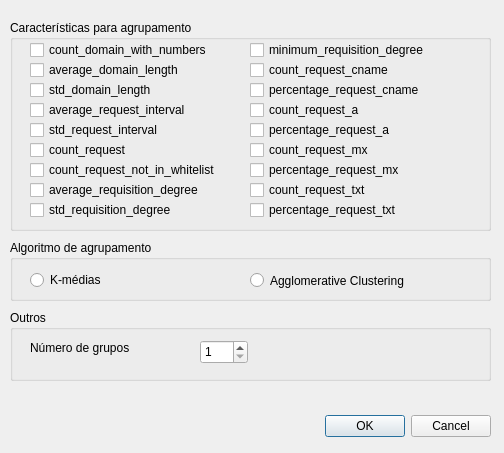
Old version of the form pfc_botnets_qt/configdialog.ui in the repository yguimaraes/pfc_botnets.
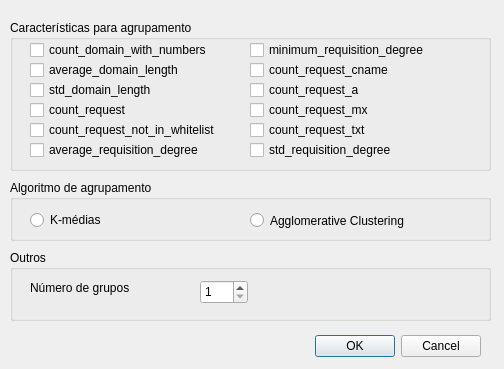
New version of the form.

```diff
--- a/pfc_botnets_qt/configdialog.ui
+++ b/pfc_botnets_qt/configdialog.ui
@@ -7,7 +7,7 @@
     <x>0</x>
     <y>0</y>
     <width>504</width>
-    <height>453</height>
+    <height>369</height>
    </rect>
   </property>
   <property name="windowTitle">
@@ -16,8 +16,8 @@
   <widget class="QDialogButtonBox" name="buttonBox">
    <property name="geometry">
     <rect>
-     <x>150</x>
-     <y>410</y>
+     <x>140</x>
+     <y>330</y>
      <width>341</width>
      <height>32</height>
     </rect>
@@ -33,7 +33,7 @@
    <property name="geometry">
     <rect>
      <x>10</x>
-     <y>240</y>
+     <y>180</y>
      <width>481</width>
      <height>61</height>
     </rect>
@@ -74,7 +74,7 @@
      <x>10</x>
      <y>20</y>
      <width>481</width>
-     <height>211</height>
+     <height>151</height>
     </rect>
    </property>
    <property name="title">
@@ -97,7 +97,7 @@
     <property name="geometry">
      <rect>
       <x>20</x>
-      <y>160</y>
+      <y>120</y>
       <width>221</width>
       <height>20</height>
      </rect>
@@ -106,19 +106,6 @@
      <string>average_requisition_degree</string>
     </property>
    </widget>
-   <widget class="QCheckBox" name="percentage_request_txt">
-    <property name="geometry">
-     <rect>
-      <x>240</x>
-      <y>180</y>
-      <width>221</width>
-      <height>20</height>
-     </rect>
-    </property>
-    <property name="text">
-     <string>percentage_request_txt</string>
-    </property>
-   </widget>
    <widget class="QCheckBox" name="count_domain_with_numbers">
     <property name="geometry">
      <rect>
@@ -149,7 +136,7 @@
     <property name="geometry">
      <rect>
       <x>240</x>
-      <y>80</y>
+      <y>60</y>
       <width>221</width>
       <height>20</height>
      </rect>
@@ -162,7 +149,7 @@
     <property name="geometry">
      <rect>
       <x>240</x>
-      <y>160</y>
+      <y>100</y>
       <width>221</width>
       <height>20</height>
      </rect>
@@ -175,7 +162,7 @@
     <property name="geometry">
      <rect>
       <x>20</x>
-      <y>120</y>
+      <y>80</y>
       <width>221</width>
       <height>20</height>
      </rect>
@@ -184,19 +171,6 @@
      <string>count_request</string>
     </property>
    </widget>
-   <widget class="QCheckBox" name="std_request_interval">
-    <property name="geometry">
-     <rect>
-      <x>20</x>
-      <y>100</y>
-      <width>221</width>
-      <height>20</height>
-     </rect>
-    </property>
-    <property name="text">
-     <string>std_request_interval</string>
-    </property>
-   </widget>
    <widget class="QCheckBox" name="std_domain_length">
     <property name="geometry">
      <rect>
@@ -210,37 +184,11 @@
      <string>std_domain_length</string>
     </property>
    </widget>
-   <widget class="QCheckBox" name="percentage_request_a">
-    <property name="geometry">
-     <rect>
-      <x>240</x>
-      <y>100</y>
-      <width>221</width>
-      <height>20</height>
-     </rect>
-    </property>
-    <property name="text">
-     <string>percentage_request_a</string>
-    </property>
-   </widget>
-   <widget class="QCheckBox" name="percentage_request_cname">
-    <property name="geometry">
-     <rect>
-      <x>240</x>
-      <y>60</y>
-      <width>221</width>
-      <height>20</height>
-     </rect>
-    </property>
-    <property name="text">
-     <string>percentage_request_cname</string>
-    </property>
-   </widget>
    <widget class="QCheckBox" name="count_request_not_in_whitelist">
     <property name="geometry">
      <rect>
       <x>20</x>
-      <y>140</y>
+      <y>100</y>
       <width>221</width>
       <height>20</height>
      </rect>
@@ -253,7 +201,7 @@
     <property name="geometry">
      <rect>
       <x>240</x>
-      <y>120</y>
+      <y>80</y>
       <width>221</width>
       <height>20</height>
      </rect>
@@ -262,19 +210,6 @@
      <string>count_request_mx</string>
     </property>
    </widget>
-   <widget class="QCheckBox" name="average_request_interval">
-    <property name="geometry">
-     <rect>
-      <x>20</x>
-      <y>80</y>
-      <width>221</width>
-      <height>20</height>
-     </rect>
-    </property>
-    <property name="text">
-     <string>average_request_interval</string>
-    </property>
-   </widget>
    <widget class="QCheckBox" name="average_domain_length">
     <property name="geometry">
      <rect>
@@ -288,24 +223,11 @@
      <string>average_domain_length</string>
     </property>
    </widget>
-   <widget class="QCheckBox" name="percentage_request_mx">
-    <property name="geometry">
-     <rect>
-      <x>240</x>
-      <y>140</y>
-      <width>221</width>
-      <height>20</height>
-     </rect>
-    </property>
-    <property name="text">
-     <string>percentage_request_mx</string>
-    </property>
-   </widget>
    <widget class="QCheckBox" name="std_requisition_degree">
     <property name="geometry">
      <rect>
-      <x>20</x>
-      <y>180</y>
+      <x>240</x>
+      <y>120</y>
       <width>221</width>
       <height>20</height>
      </rect>
@@ -319,7 +241,7 @@
    <property name="geometry">
     <rect>
      <x>10</x>
-     <y>310</y>
+     <y>250</y>
      <width>481</width>
      <height>71</height>
     </rect>
```
